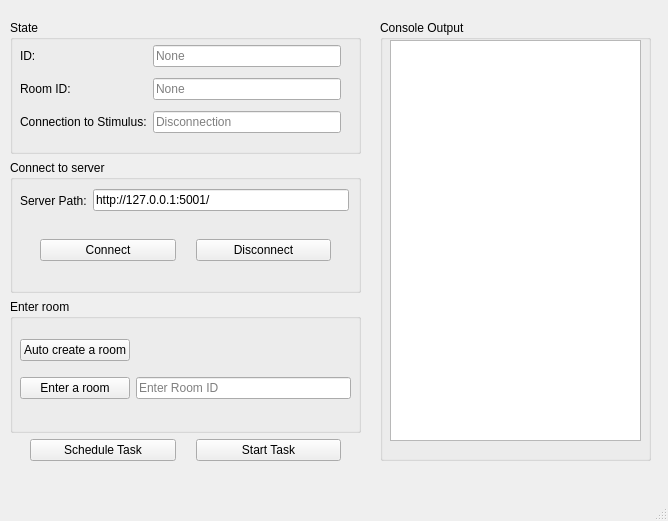
Before: the Qt Designer form ssvep_client/clientMainWindow.ui in pikipity/SSVEP-web, drawn with Qt 5.
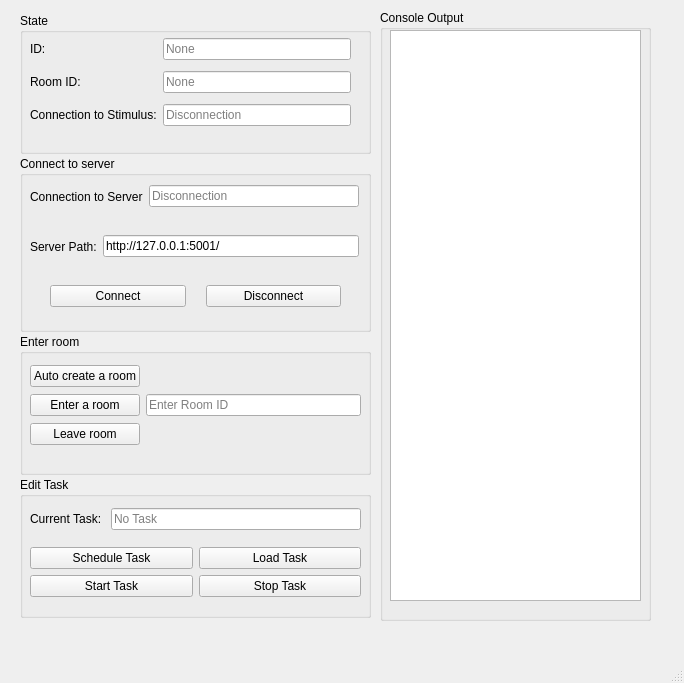
After: the same form once the commit is applied.

Commit message: Basic client gui finish

Diff of the .ui file:
```diff
--- a/ssvep_client/clientMainWindow.ui
+++ b/ssvep_client/clientMainWindow.ui
@@ -6,8 +6,8 @@
    <rect>
     <x>0</x>
     <y>0</y>
-    <width>668</width>
-    <height>521</height>
+    <width>684</width>
+    <height>683</height>
    </rect>
   </property>
   <property name="windowTitle">
@@ -17,13 +17,22 @@
    <widget class="QWidget" name="verticalLayoutWidget">
     <property name="geometry">
      <rect>
-      <x>10</x>
-      <y>20</y>
+      <x>20</x>
+      <y>10</y>
       <width>351</width>
-      <height>441</height>
+      <height>611</height>
      </rect>
     </property>
-    <layout class="QVBoxLayout" name="verticalLayout" stretch="3,3,3,1">
+    <layout class="QVBoxLayout" name="verticalLayout" stretch="4,5,4,4">
+     <property name="spacing">
+      <number>2</number>
+     </property>
+     <property name="topMargin">
+      <number>3</number>
+     </property>
+     <property name="bottomMargin">
+      <number>3</number>
+     </property>
      <item>
       <widget class="QGroupBox" name="groupBox_3">
        <property name="title">
@@ -112,7 +121,7 @@
         <property name="geometry">
          <rect>
           <x>10</x>
-          <y>20</y>
+          <y>70</y>
           <width>329</width>
           <height>41</height>
          </rect>
@@ -138,7 +147,7 @@
         <property name="geometry">
          <rect>
           <x>10</x>
-          <y>70</y>
+          <y>120</y>
           <width>331</width>
           <height>41</height>
          </rect>
@@ -169,6 +178,38 @@
          </item>
         </layout>
        </widget>
+       <widget class="QWidget" name="horizontalLayoutWidget_3">
+        <property name="geometry">
+         <rect>
+          <x>10</x>
+          <y>20</y>
+          <width>329</width>
+          <height>41</height>
+         </rect>
+        </property>
+        <layout class="QHBoxLayout" name="horizontalLayout_3">
+         <item>
+          <widget class="QLabel" name="label_6">
+           <property name="text">
+            <string>Connection to Server</string>
+           </property>
+          </widget>
+         </item>
+         <item>
+          <widget class="QLineEdit" name="connectServerFlag">
+           <property name="text">
+            <string/>
+           </property>
+           <property name="readOnly">
+            <bool>true</bool>
+           </property>
+           <property name="placeholderText">
+            <string>Disconnection</string>
+           </property>
+          </widget>
+         </item>
+        </layout>
+       </widget>
       </widget>
      </item>
      <item>
@@ -182,7 +223,7 @@
           <x>10</x>
           <y>30</y>
           <width>331</width>
-          <height>80</height>
+          <height>83</height>
          </rect>
         </property>
         <layout class="QGridLayout" name="gridLayout_2">
@@ -213,36 +254,91 @@
            </property>
           </widget>
          </item>
+         <item row="2" column="0">
+          <widget class="QPushButton" name="leaveRoomButton">
+           <property name="text">
+            <string>Leave room</string>
+           </property>
+          </widget>
+         </item>
         </layout>
        </widget>
       </widget>
      </item>
      <item>
-      <layout class="QHBoxLayout" name="horizontalLayout_3">
-       <property name="spacing">
-        <number>20</number>
+      <widget class="QGroupBox" name="groupBox_5">
+       <property name="title">
+        <string>Edit Task</string>
        </property>
-       <property name="leftMargin">
-        <number>20</number>
-       </property>
-       <property name="rightMargin">
-        <number>20</number>
-       </property>
-       <item>
-        <widget class="QPushButton" name="scheduleTaskButton">
-         <property name="text">
-          <string>Schedule Task</string>
-         </property>
-        </widget>
-       </item>
-       <item>
-        <widget class="QPushButton" name="startTaskButton">
-         <property name="text">
-          <string>Start Task</string>
-         </property>
-        </widget>
-       </item>
-      </layout>
+       <widget class="QWidget" name="verticalLayoutWidget_2">
+        <property name="geometry">
+         <rect>
+          <x>10</x>
+          <y>20</y>
+          <width>331</width>
+          <height>111</height>
+         </rect>
+        </property>
+        <layout class="QVBoxLayout" name="verticalLayout_2">
+         <item>
+          <layout class="QGridLayout" name="gridLayout_3">
+           <item row="0" column="1">
+            <widget class="QLineEdit" name="taskDisplay">
+             <property name="enabled">
+              <bool>true</bool>
+             </property>
+             <property name="readOnly">
+              <bool>true</bool>
+             </property>
+             <property name="placeholderText">
+              <string>No Task</string>
+             </property>
+            </widget>
+           </item>
+           <item row="0" column="0">
+            <widget class="QLabel" name="label_2">
+             <property name="text">
+              <string>Current Task: </string>
+             </property>
+            </widget>
+           </item>
+          </layout>
+         </item>
+         <item>
+          <layout class="QGridLayout" name="gridLayout_4">
+           <item row="0" column="0">
+            <widget class="QPushButton" name="scheduleTaskButton">
+             <property name="text">
+              <string>Schedule Task</string>
+             </property>
+            </widget>
+           </item>
+           <item row="0" column="1">
+            <widget class="QPushButton" name="loadTaskButton">
+             <property name="text">
+              <string>Load Task</string>
+             </property>
+            </widget>
+           </item>
+           <item row="1" column="0">
+            <widget class="QPushButton" name="startTaskButton">
+             <property name="text">
+              <string>Start Task</string>
+             </property>
+            </widget>
+           </item>
+           <item row="1" column="1">
+            <widget class="QPushButton" name="stopTaskButton">
+             <property name="text">
+              <string>Stop Task</string>
+             </property>
+            </widget>
+           </item>
+          </layout>
+         </item>
+        </layout>
+       </widget>
+      </widget>
      </item>
     </layout>
    </widget>
@@ -250,9 +346,9 @@
     <property name="geometry">
      <rect>
       <x>380</x>
-      <y>20</y>
+      <y>10</y>
       <width>271</width>
-      <height>441</height>
+      <height>611</height>
      </rect>
     </property>
     <property name="title">
@@ -264,7 +360,7 @@
        <x>10</x>
        <y>20</y>
        <width>251</width>
-       <height>401</height>
+       <height>571</height>
       </rect>
      </property>
      <property name="readOnly">
```
Left out of the diff: 16 changed lines with no effect on the pictures. The commit also changes 13 other files.
